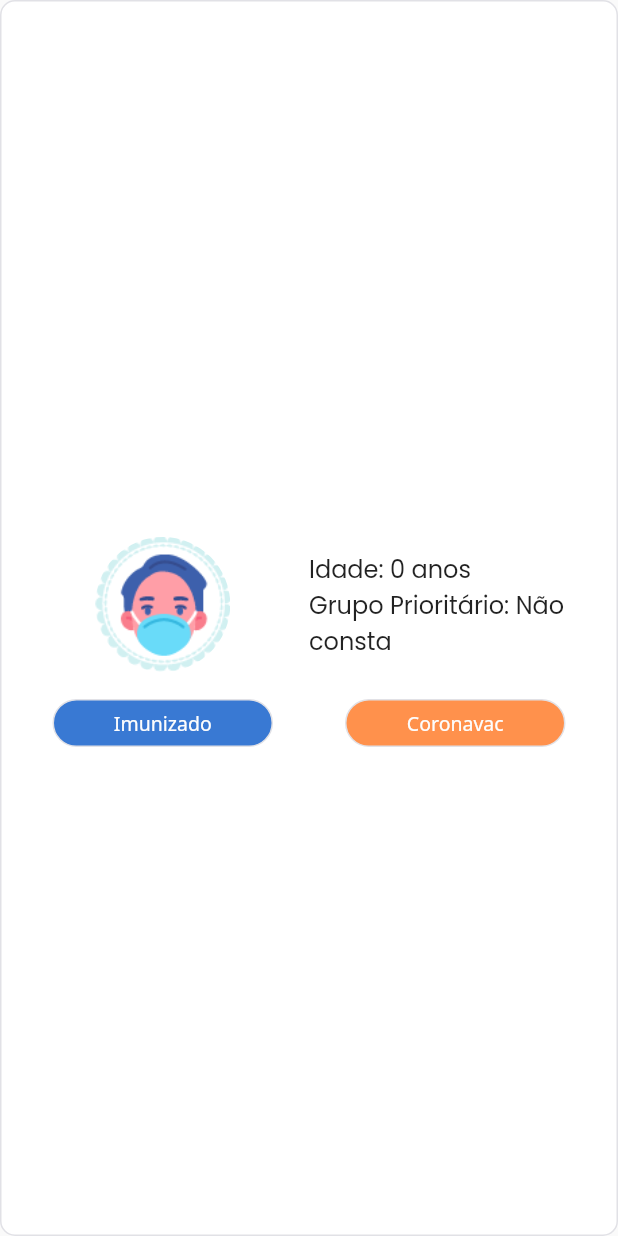
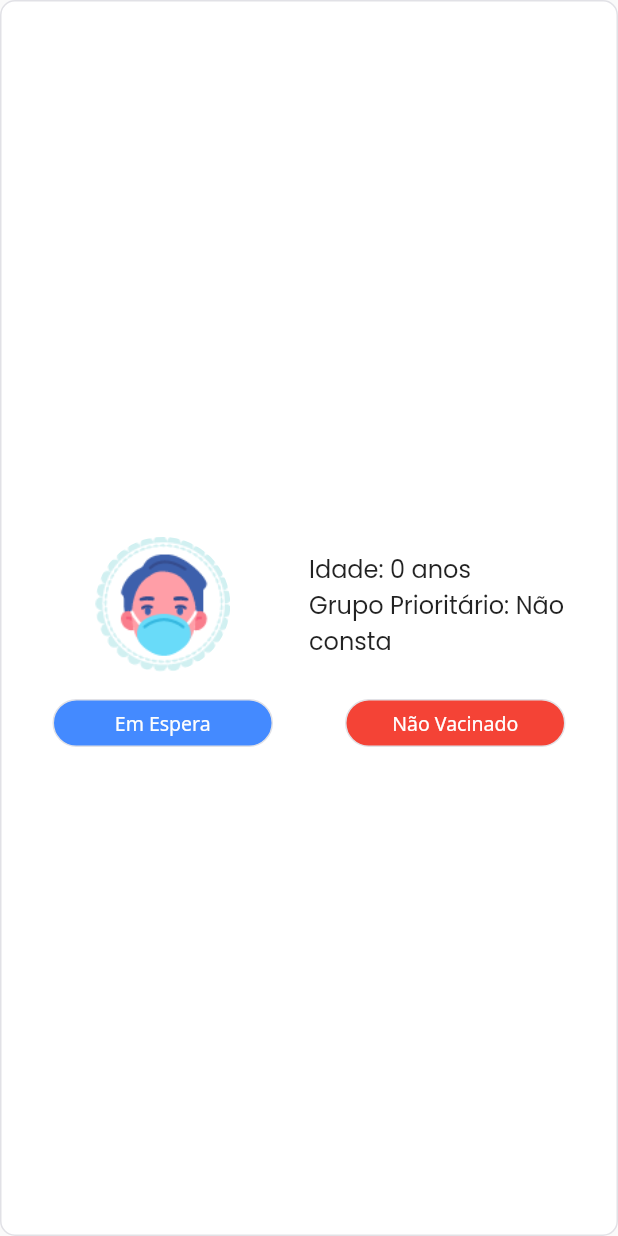
Before and after one commit to josiaspsoares/vacina_me, a Flutter app: the VaccinationDataCard widget shown alone on an empty page, opened directly with empty values, on a phone screen of 412 x 824 dp. Run offline on Flutter 3.47's test engine with Material 2 defaults, Android fonts, the phone set to English and light mode, and no system bars; drawn by our look-alikes of auto_size_text; our stand-ins replace awesome_dialog, font_awesome_flutter, google_fonts, native_pdf_view, share_plus; missing offline and left inert: mysql1.

Commit message:
Personalizing vaccine data card

```diff
--- a/lib/screens/signup_screen/components/signup_form.dart
+++ b/lib/screens/signup_screen/components/signup_form.dart
@@ -55,6 +55,7 @@
               border: OutlineInputBorder(borderSide: BorderSide()),
             ),
             style: AppTextStyles.vaccinationForm,
+            keyboardType: TextInputType.emailAddress,
             textInputAction: TextInputAction.next,
             validator: (value) {
               if (value == null || value.isEmpty) {
@@ -139,14 +140,13 @@
             items: dropdownMenuItems(),
           ),
           SizedBox(height: 25),
-          if( _controller.state == SignupState.loading)
-          Padding(
-            padding: EdgeInsets.fromLTRB(10, 0, 10, 20),
-            child: LinearProgressIndicator(
-              color: AppColors.primaryColor,
-
+          if (_controller.state == SignupState.loading)
+            Padding(
+              padding: EdgeInsets.fromLTRB(10, 0, 10, 20),
+              child: LinearProgressIndicator(
+                color: AppColors.primaryColor,
+              ),
             ),
-          ),
           CustomButton(
             onPressed: _controller.state == SignupState.loading
                 ? null
--- a/lib/screens/vaccination_data_search_screen/components/vaccination_data_card.dart
+++ b/lib/screens/vaccination_data_search_screen/components/vaccination_data_card.dart
@@ -2,13 +2,77 @@
 import 'package:google_fonts/google_fonts.dart';
 import 'package:vacina_me/core/app_colors.dart';
 import 'package:auto_size_text/auto_size_text.dart';
+import 'package:vacina_me/models/user_model/user_model.dart';
 
 class VaccinationDataCard extends StatelessWidget {
-  const VaccinationDataCard({Key? key, required this.name, required this.age})
-      : super(key: key);
+  VaccinationDataCard({Key? key, required this.model}) : super(key: key);
 
-  final String name;
-  final int age;
+  final UserModel model;
+
+  final statusConfig = {
+    "0": {
+      "text": "Em Espera",
+      "color": Colors.blueAccent,
+      "fontColor": Colors.white,
+    },
+    "1": {
+      "text": "1ª Dose",
+      "color": Colors.deepPurpleAccent,
+      "fontColor": Colors.white,
+    },
+    "2": {
+      "text": "Imunizado",
+      "color": Colors.lightGreen,
+      "fontColor": Colors.white,
+    },
+  };
+
+  final vaccineConfig = {
+    "0": {
+      "text": "Não Vacinado",
+      "color": Colors.red,
+      "fontColor": Colors.white,
+    },
+    "1": {
+      "text": "Coronavac",
+      "color": AppColors.secondaryColor,
+      "fontColor": Colors.white,
+    },
+    "2": {
+      "text": "Covishield",
+      "color": AppColors.quaternaryColor,
+      "fontColor": Colors.white,
+    },
+    "3": {
+      "text": "Pfizer",
+      "color": Colors.teal,
+      "fontColor": Colors.white,
+    },
+    "4": {
+      "text": "Janssen",
+      "color": Colors.purple,
+      "fontColor": Colors.white,
+    },
+  };
+
+  final priorityGroupConfig = {
+    "0": {
+      "text": "Não consta",
+    },
+    "1": {
+      "text": "Comorbidades",
+    },
+  };
+
+  String get statusText => statusConfig[model.vaccinationStatusCode.toString()]!['text']!.toString();
+  Color get statusColor => statusConfig[model.vaccinationStatusCode.toString()]!['color']! as Color;
+  Color get statusFontColor => statusConfig[model.vaccinationStatusCode.toString()]!['fontColor']! as Color;
+
+  String get vaccineText => vaccineConfig[model.covidVaccineCode.toString()]!['text']!.toString();
+  Color get vaccineColor => vaccineConfig[model.covidVaccineCode.toString()]!['color']! as Color;
+  Color get vaccineFontColor => vaccineConfig[model.covidVaccineCode.toString()]!['fontColor']! as Color;
+
+  String get priorityGroupText => priorityGroupConfig[model.priorityGroupCode.toString()]!['text']!.toString();
 
   @override
   Widget build(BuildContext context) {
@@ -28,7 +92,7 @@
           mainAxisAlignment: MainAxisAlignment.center,
           children: [
             AutoSizeText(
-              name,
+              model.name,
               textAlign: TextAlign.center,
               style: GoogleFonts.poppins(
                 color: AppColors.textColor,
@@ -70,7 +134,7 @@
                           children: [
                             Expanded(
                               child: AutoSizeText(
-                                'Idade: $age anos',
+                                'Idade: ${model.age} anos',
                                 style: GoogleFonts.poppins(
                                   fontSize: 16,
                                   fontWeight: FontWeight.normal,
@@ -84,7 +148,7 @@
                           children: [
                             Expanded(
                               child: AutoSizeText(
-                                'Grupo Prioritário: Não consta',
+                                'Grupo Prioritário: $priorityGroupText',
                                 style: GoogleFonts.poppins(
                                   fontSize: 16,
                                   fontWeight: FontWeight.normal,
@@ -109,7 +173,7 @@
                       padding: EdgeInsets.fromLTRB(24, 8, 24, 8),
                       child: Container(
                         decoration: BoxDecoration(
-                          color: Color(0xFF3979D3),
+                          color: statusColor,
                           borderRadius: BorderRadius.circular(28),
                           shape: BoxShape.rectangle,
                           border: Border.all(
@@ -119,7 +183,7 @@
                         child: Padding(
                           padding: EdgeInsets.fromLTRB(2, 6, 2, 6),
                           child: Text(
-                            'Imunizado',
+                            statusText,
                             textAlign: TextAlign.center,
                             style: GoogleFonts.notoSans(
                               color: Color(0xFFFDFDFD),
@@ -135,7 +199,7 @@
                       padding: EdgeInsets.fromLTRB(24, 8, 24, 8),
                       child: Container(
                         decoration: BoxDecoration(
-                          color: AppColors.secondaryColor,
+                          color: vaccineColor,
                           borderRadius: BorderRadius.circular(28),
                           shape: BoxShape.rectangle,
                           border: Border.all(
@@ -145,10 +209,10 @@
                         child: Padding(
                           padding: EdgeInsets.fromLTRB(2, 6, 2, 6),
                           child: Text(
-                            'Coronavac',
+                            vaccineText,
                             textAlign: TextAlign.center,
                             style: GoogleFonts.notoSans(
-                              color: Color(0xFFFDFDFD),
+                              color: vaccineFontColor,
                               fontSize: 13,
                             ),
                           ),
--- a/lib/screens/vaccination_data_search_screen/components/vaccination_data_search_form.dart
+++ b/lib/screens/vaccination_data_search_screen/components/vaccination_data_search_form.dart
@@ -38,6 +38,7 @@
               border: OutlineInputBorder(borderSide: BorderSide()),
             ),
             style: AppTextStyles.vaccinationForm,
+            keyboardType: TextInputType.emailAddress,
             textInputAction: TextInputAction.next,
             validator: (value) {
               if (value == null || value.isEmpty) {
@@ -98,17 +99,19 @@
                               context: context,
                               animType: AnimType.BOTTOMSLIDE,
                               headerAnimationLoop: false,
-                              dialogType: DialogType.SUCCES,
-                              dialogBackgroundColor: AppColors.primaryColor,
+                              dialogType: DialogType.NO_HEADER,
+                              dialogBackgroundColor:  Color(0xFF467CDE),
                               body: Padding(
-                                padding: EdgeInsets.symmetric(horizontal: 10.0),
+                                padding: EdgeInsets.symmetric(horizontal: 10.0, vertical: 10.0),
                                 child: VaccinationDataCard(
-                                    name: value.name, age: value.age),
+                                  model: value,
+                                ),
                               ),
                               btnOkOnPress: () {
                                 Navigator.pop(context);
                               },
                               btnOkText: "PRONTO",
+                              btnOkColor:  AppColors.accentColor,
                               btnOkIcon: Icons.check_circle,
                               onDissmissCallback: () {
                                 debugPrint('Dialog Dissmiss from callback');
```
